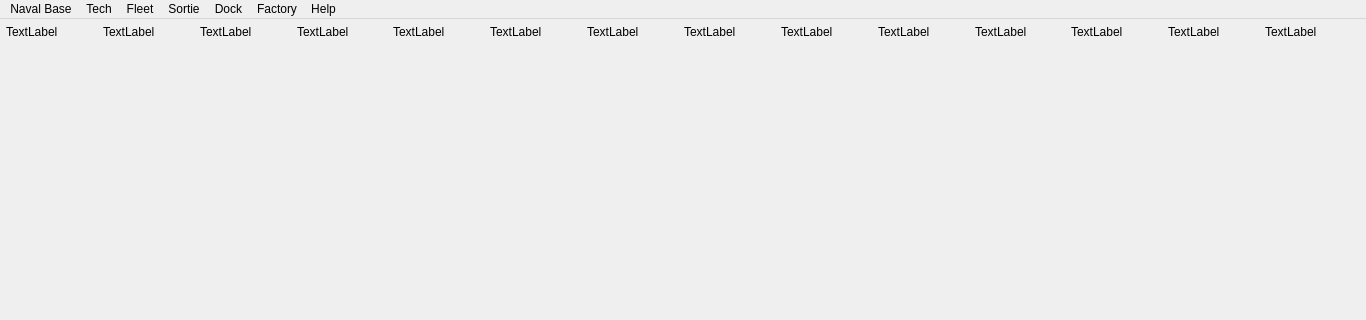
Before: the Qt Designer form FleetMemories/ClientGUI/ui/mainwindow.ui in ibicdlcod/GuoMuoRuoProject, drawn with Qt 5; both pictures show x 0 to 1366 and y 0 to 320 of the 1366 by 768 pixel window.
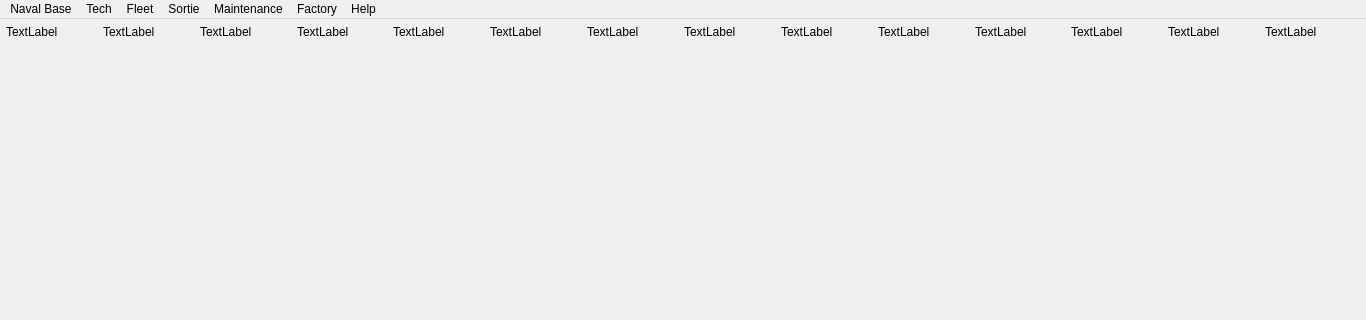
After: the same form once the commit is applied.

Diff of the .ui file:
```diff
--- a/FleetMemories/ClientGUI/ui/mainwindow.ui
+++ b/FleetMemories/ClientGUI/ui/mainwindow.ui
@@ -262,7 +262,7 @@
    </widget>
    <widget class="QMenu" name="menuDock">
     <property name="title">
-     <string id="menu-dock">Dock</string>
+     <string id="menu-maintenance">Maintenance</string>
     </property>
    </widget>
    <widget class="QMenu" name="menuFactory">
```
Left out of the diff: 12 changed lines with no effect on the pictures.
